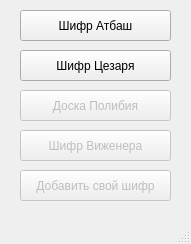
This is uis/main_window.ui in decertos/CipherProgram as Qt 5 draws it before an edit. The edited form follows.
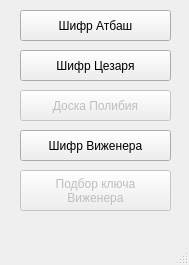
This is the edited form.

The edit to the form file:
```diff
--- a/uis/main_window.ui
+++ b/uis/main_window.ui
@@ -6,8 +6,8 @@
    <rect>
     <x>0</x>
     <y>0</y>
-    <width>191</width>
-    <height>244</height>
+    <width>189</width>
+    <height>265</height>
    </rect>
   </property>
   <property name="windowTitle">
@@ -58,7 +58,7 @@
    </widget>
    <widget class="QPushButton" name="vizhener">
     <property name="enabled">
-     <bool>false</bool>
+     <bool>true</bool>
     </property>
     <property name="geometry">
      <rect>
@@ -81,11 +81,12 @@
       <x>20</x>
       <y>170</y>
       <width>151</width>
-      <height>31</height>
+      <height>41</height>
      </rect>
     </property>
     <property name="text">
-     <string>Добавить свой шифр</string>
+     <string>Подбор ключа
+Виженера</string>
     </property>
    </widget>
   </widget>
```
Left out of the diff: 4 changed lines with no effect on the pictures.
